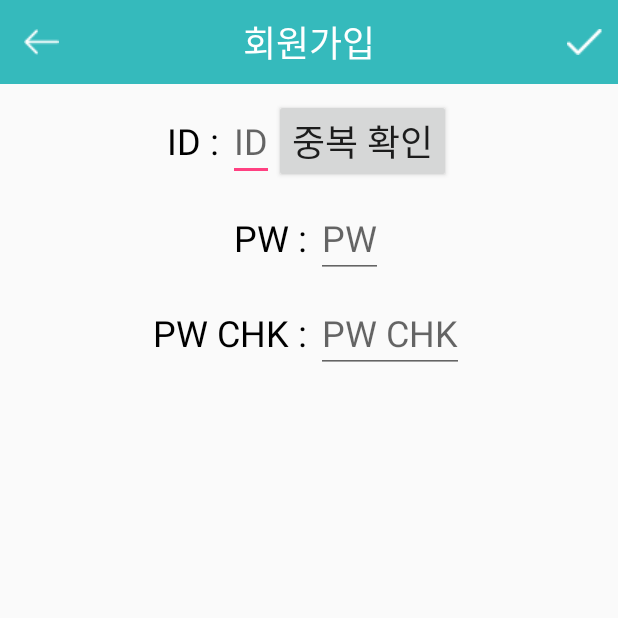
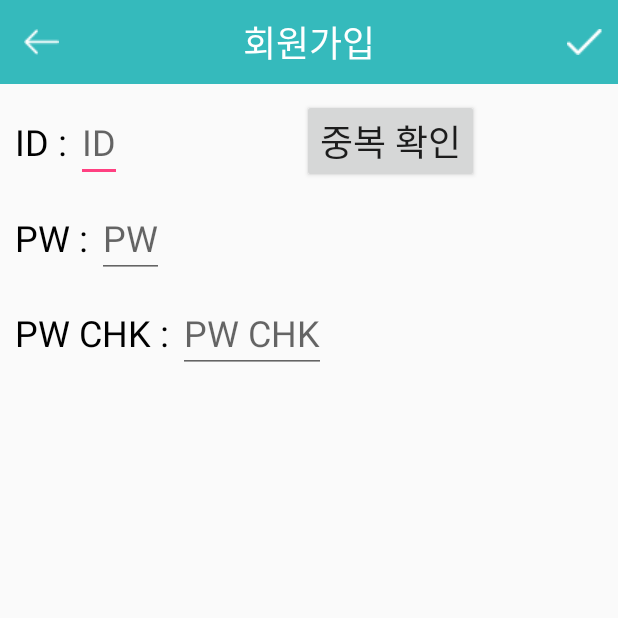
Before and after one commit to jwjpop/NbGuide, an Android app: the SignUpActivity screen opened directly, with no data from a screen before it, on a phone screen of 412 x 824 dp, the top half of it. Run offline under Robolectric (Android 15) with nearby library versions, the light colour scheme and no system bars; our stand-ins replace Firebase (no records; nobody signed in at launch, a user with empty details on screens opened directly).

Commit message:
디자인 수정

```diff
--- a/DaeRan/app/src/main/res/layout/activity_sign_up.xml
+++ b/DaeRan/app/src/main/res/layout/activity_sign_up.xml
@@ -17,12 +17,13 @@
     android:layout_width="match_parent"
     android:layout_height="wrap_content"
     android:orientation="horizontal"
-    android:gravity="center">
+    android:gravity="left">
     <TextView
     android:layout_width="wrap_content"
     android:layout_height="wrap_content"
     android:text="ID : "
     android:textSize="24dp"
+        android:layout_marginLeft="10dp"
         android:textColor="#000000"/>
     <EditText
         android:id="@+id/edit_id"
@@ -31,14 +32,16 @@
         android:hint="ID"
         android:textSize="24dp"
         />
+
     <Button
         android:id="@+id/button_equals"
         android:layout_width="wrap_content"
         android:layout_height="wrap_content"
         android:text="중복 확인"
         android:textSize="24dp"
-        android:layout_gravity="right"/>
-    </LinearLayout>
+        android:layout_marginLeft="120dp"/>
+
+</LinearLayout>
 
 
     <LinearLayout
@@ -46,12 +49,13 @@
         android:layout_width="match_parent"
         android:layout_height="wrap_content"
         android:orientation="horizontal"
-        android:gravity="center">
+        android:gravity="left">
         <TextView
             android:layout_width="wrap_content"
             android:layout_height="wrap_content"
             android:text="PW : "
             android:textSize="24dp"
+            android:layout_marginLeft="10dp"
             android:textColor="#000000"/>
         <EditText
             android:id="@+id/edit_pw"
@@ -68,12 +72,13 @@
         android:layout_width="match_parent"
         android:layout_height="wrap_content"
         android:orientation="horizontal"
-        android:gravity="center">
+        android:gravity="left">
         <TextView
             android:layout_width="wrap_content"
             android:layout_height="wrap_content"
             android:text="PW CHK : "
             android:textSize="24dp"
+            android:layout_marginLeft="10dp"
             android:textColor="#000000"/>
         <EditText
             android:id="@+id/edit_pwchk"
```
